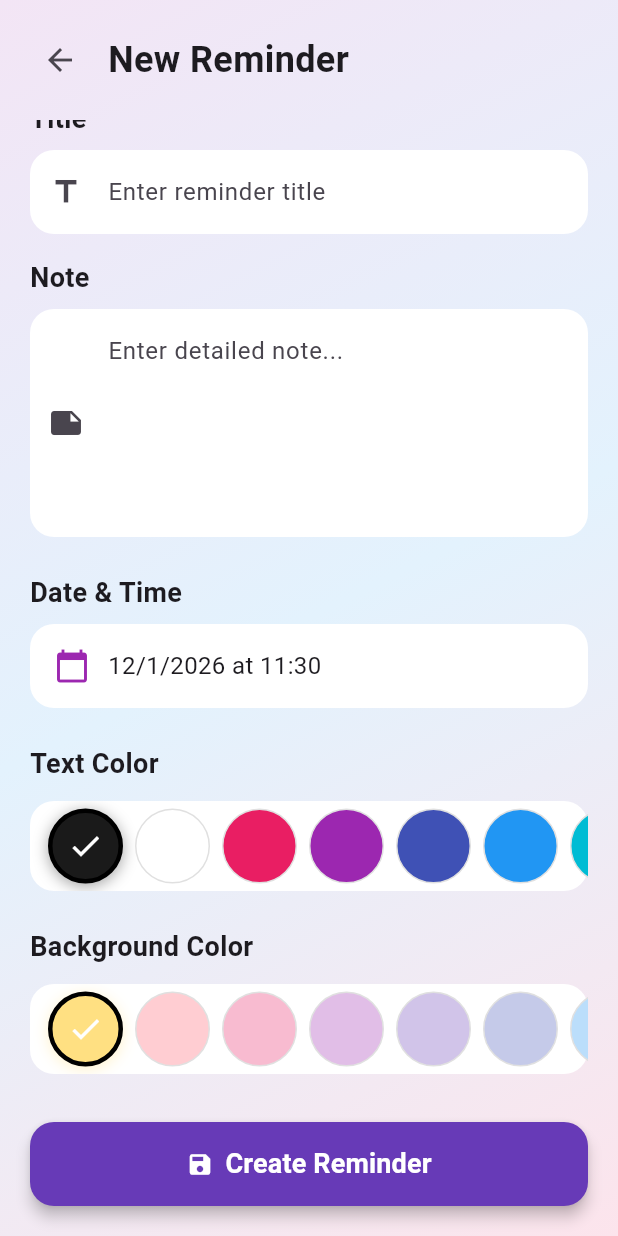
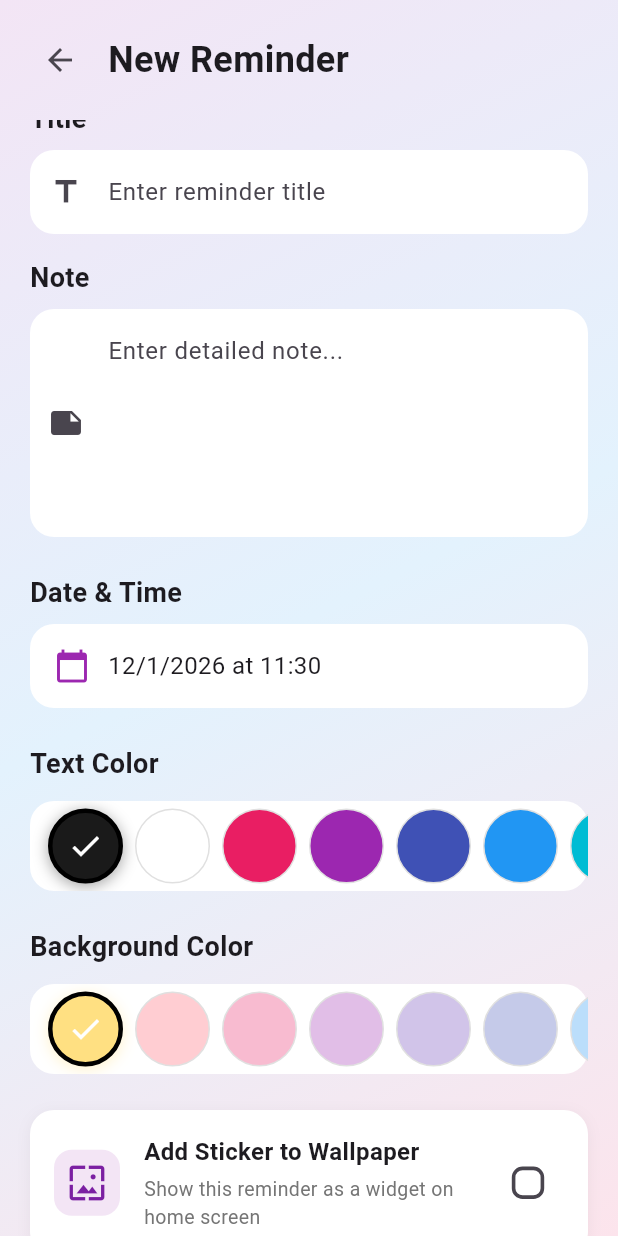
Before and after one commit to MidoSabry/reminder_color_app, a Flutter app: the AddReminderScreen screen opened directly, scrolled down 301 dp, on a phone screen of 412 x 824 dp. Run offline on Flutter 3.47's test engine with Material 3 defaults, Android fonts, the phone set to English and light mode, and no system bars; our stand-ins replace equatable, flutter_bloc, flutter_local_notifications, sqflite, timezone; missing offline and left inert: alarm, home_widget; accounts and stored records are empty; statements that could not run were skipped.

Commit message:
add home widget p1

```diff
--- a/lib/database/database_helper.dart
+++ b/lib/database/database_helper.dart
@@ -35,7 +35,8 @@ class DatabaseHelper {
         textColor INTEGER NOT NULL,
         backgroundColor INTEGER NOT NULL,
         sticker TEXT NOT NULL,
-        isCompleted INTEGER NOT NULL
+        isCompleted INTEGER NOT NULL,
+        isSticker INTEGER NOT NULL
       )
     ''');
   }
--- a/lib/models/reminder_model.dart
+++ b/lib/models/reminder_model.dart
@@ -9,6 +9,7 @@ class ReminderModel extends Equatable {
   final int backgroundColor;
   final String sticker;
   final bool isCompleted;
+  final bool isSticker;
 
   const ReminderModel({
     required this.id,
@@ -19,6 +20,7 @@ class ReminderModel extends Equatable {
     required this.backgroundColor,
     required this.sticker,
     this.isCompleted = false,
+    this.isSticker = false,
   });
 
   Map<String, dynamic> toMap() {
@@ -31,6 +33,7 @@ class ReminderModel extends Equatable {
       'backgroundColor': backgroundColor,
       'sticker': sticker,
       'isCompleted': isCompleted ? 1 : 0,
+      'isSticker': isSticker ? 1 : 0,
     };
   }
 
@@ -44,6 +47,7 @@ class ReminderModel extends Equatable {
       backgroundColor: map['backgroundColor'],
       sticker: map['sticker'],
       isCompleted: map['isCompleted'] == 1,
+      isSticker: map['isSticker'] == 1,
     );
   }
 
@@ -56,6 +60,7 @@ class ReminderModel extends Equatable {
     int? backgroundColor,
     String? sticker,
     bool? isCompleted,
+    bool? addToWallpaper
   }) {
     return ReminderModel(
       id: id ?? this.id,
@@ -70,5 +75,5 @@ class ReminderModel extends Equatable {
   }
 
   @override
-  List<Object?> get props => [id, title, note, dateTime, textColor, backgroundColor, sticker, isCompleted];
+  List<Object?> get props => [id, title, note, dateTime, textColor, backgroundColor, sticker, isCompleted, isSticker];
 }
--- a/lib/screens/add_reminder_scree.dart
+++ b/lib/screens/add_reminder_scree.dart
@@ -1,5 +1,6 @@
 import 'package:flutter/material.dart';
 import 'package:flutter_bloc/flutter_bloc.dart';
+import 'package:home_widget/home_widget.dart';
 import 'package:uuid/uuid.dart';
 import '../cubit/reminder_cubit.dart';
 import '../models/reminder_model.dart';
@@ -41,6 +42,8 @@ class _AddReminderScreenState extends State<AddReminderScreen> {
     '🌟', '🎁', '🌈', '🦋', '🌸', '🎭', '🎮', '📱',
   ];
 
+  bool _isSticker = false;
+
   @override
   void initState() {
     super.initState();
@@ -51,6 +54,7 @@ class _AddReminderScreenState extends State<AddReminderScreen> {
       _selectedTextColor = widget.reminder!.textColor;
       _selectedBgColor = widget.reminder!.backgroundColor;
       _selectedSticker = widget.reminder!.sticker;
+      _isSticker = widget.reminder?.isSticker ?? false;
     }
   }
 
@@ -107,6 +111,8 @@ class _AddReminderScreenState extends State<AddReminderScreen> {
                       _buildColorPicker('Background Color', _bgColors, _selectedBgColor, (color) {
                         setState(() => _selectedBgColor = color);
                       }),
+                      const SizedBox(height: 24),
+                      _buildWallpaperCheckbox(),
                       const SizedBox(height: 32),
                       _buildSaveButton(context),
                     ],
@@ -395,6 +401,77 @@ class _AddReminderScreenState extends State<AddReminderScreen> {
     );
   }
 
+
+  // ← Widget جديد للـ Wallpaper Checkbox
+  Widget _buildWallpaperCheckbox() {
+    return Container(
+      padding: const EdgeInsets.all(16),
+      decoration: BoxDecoration(
+        color: Colors.white,
+        borderRadius: BorderRadius.circular(16),
+        boxShadow: [
+          BoxShadow(
+            color: Colors.black.withOpacity(0.05),
+            blurRadius: 8,
+            offset: const Offset(0, 2),
+          ),
+        ],
+      ),
+      child: Row(
+        children: [
+          Container(
+            padding: const EdgeInsets.all(8),
+            decoration: BoxDecoration(
+              color: Colors.purple.shade50,
+              borderRadius: BorderRadius.circular(12),
+            ),
+            child: Icon(
+              Icons.wallpaper,
+              color: Colors.purple.shade700,
+              size: 28,
+            ),
+          ),
+          const SizedBox(width: 16),
+          Expanded(
+            child: Column(
+              crossAxisAlignment: CrossAxisAlignment.start,
+              children: [
+                const Text(
+                  'Add Sticker to Wallpaper',
+                  style: TextStyle(
+                    fontSize: 16,
+                    fontWeight: FontWeight.bold,
+                  ),
+                ),
+                const SizedBox(height: 4),
+                Text(
+                  'Show this reminder as a widget on home screen',
+                  style: TextStyle(
+                    fontSize: 13,
+                    color: Colors.grey.shade600,
+                  ),
+                ),
+              ],
+            ),
+          ),
+          Transform.scale(
+            scale: 1.2,
+            child: Checkbox(
+              value: _isSticker,
+              onChanged: (value) {
+                setState(() => _isSticker = value ?? false);
+              },
+              shape: RoundedRectangleBorder(
+                borderRadius: BorderRadius.circular(6),
+              ),
+              activeColor: Colors.deepPurple,
+            ),
+          ),
+        ],
+      ),
+    );
+  }
+
   Widget _buildSaveButton(BuildContext context) {
     return SizedBox(
       width: double.infinity,
@@ -441,6 +518,7 @@ class _AddReminderScreenState extends State<AddReminderScreen> {
       backgroundColor: _selectedBgColor,
       sticker: _selectedSticker,
       isCompleted: widget.reminder?.isCompleted ?? false,
+      isSticker: _isSticker,
     );
 
     if (widget.reminder == null) {
@@ -449,8 +527,42 @@ class _AddReminderScreenState extends State<AddReminderScreen> {
       context.read<ReminderCubit>().updateReminder(reminder);
     }
 
+    if (_isSticker) {
+  if (_isSticker) {
+  _sendDataToNative(reminder);
+}
+}
+
     Navigator.pop(context);
   }
+
+  void _sendDataToNative(ReminderModel reminder) async {
+  try {
+    // 1. حفظ البيانات في "مخزن مؤقت" يراه الأندرويد
+    await HomeWidget.saveWidgetData<String>('title', reminder.title);
+    await HomeWidget.saveWidgetData<String>('note', reminder.note);
+    await HomeWidget.saveWidgetData<int>('color', reminder.backgroundColor);
+    await HomeWidget.saveWidgetData<String>('date', "${reminder.dateTime.day}/${reminder.dateTime.month} ${reminder.dateTime.hour}:${reminder.dateTime.minute}");
+
+    // 2. أمر تحديث الويدجت (الاسم ده لازم يطابق اللي في الأندرويد)
+    await HomeWidget.updateWidget(
+      name: 'ReminderWidgetProvider',
+      androidName: 'ReminderWidgetProvider',
+    );
+  } catch (e) {
+    debugPrint("Error updating widget: $e");
+  }
+}
+
+//   void _updateHomeWidget({required String title, required String note, required int color, required String date}) async {
+//   await HomeWidget.saveWidgetData<String>('title', title);
+//   await HomeWidget.saveWidgetData<String>('note', note);
+//   await HomeWidget.saveWidgetData<int>('color', color);
+//   await HomeWidget.saveWidgetData<String>('date', date);
+
+//   // 'ReminderWidgetProvider' هو اسم الكلاس اللي هنبنيها في أندرويد
+//   await HomeWidget.updateWidget(name: 'ReminderWidgetProvider');
+// }
 
   @override
   void dispose() {
--- a/pubspec.yaml
+++ b/pubspec.yaml
@@ -53,6 +53,8 @@ dependencies:
   # UI
   intl: ^0.18.1
   uuid: ^4.2.2
+  path_provider: ^2.1.5
+  home_widget: ^0.7.0
 
 dev_dependencies:
   flutter_test:
```
Also changed, not shown: lib/cubit/reminder_cubit.dart (+0 -56 lines), pubspec.lock, 7 other files.
